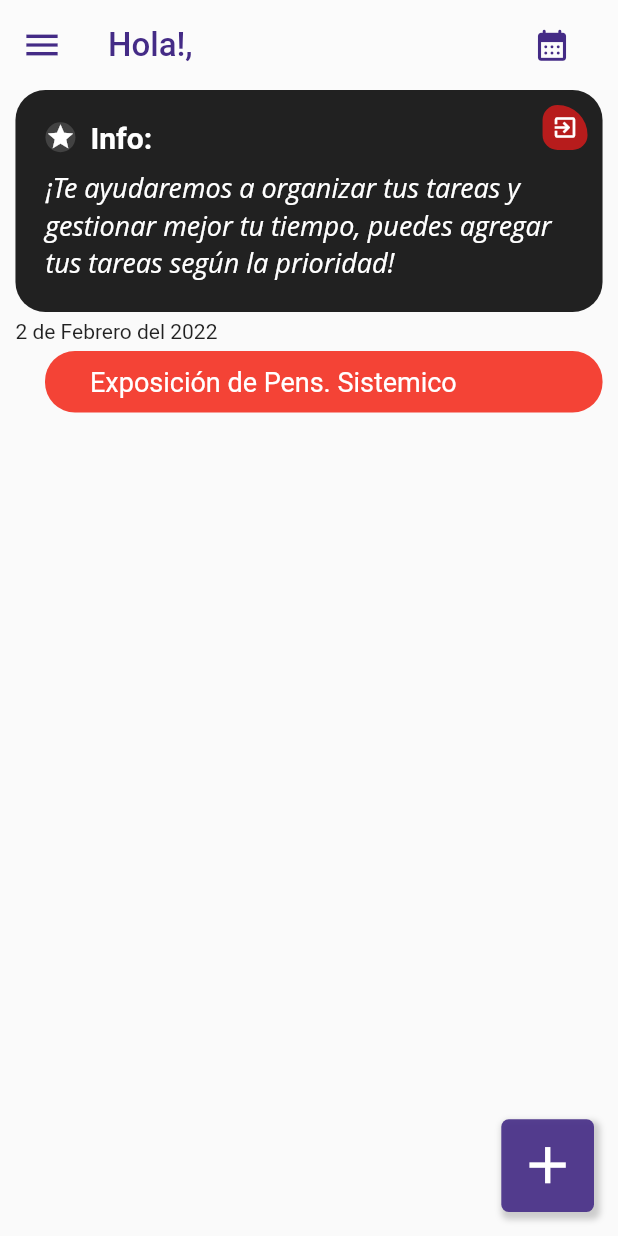
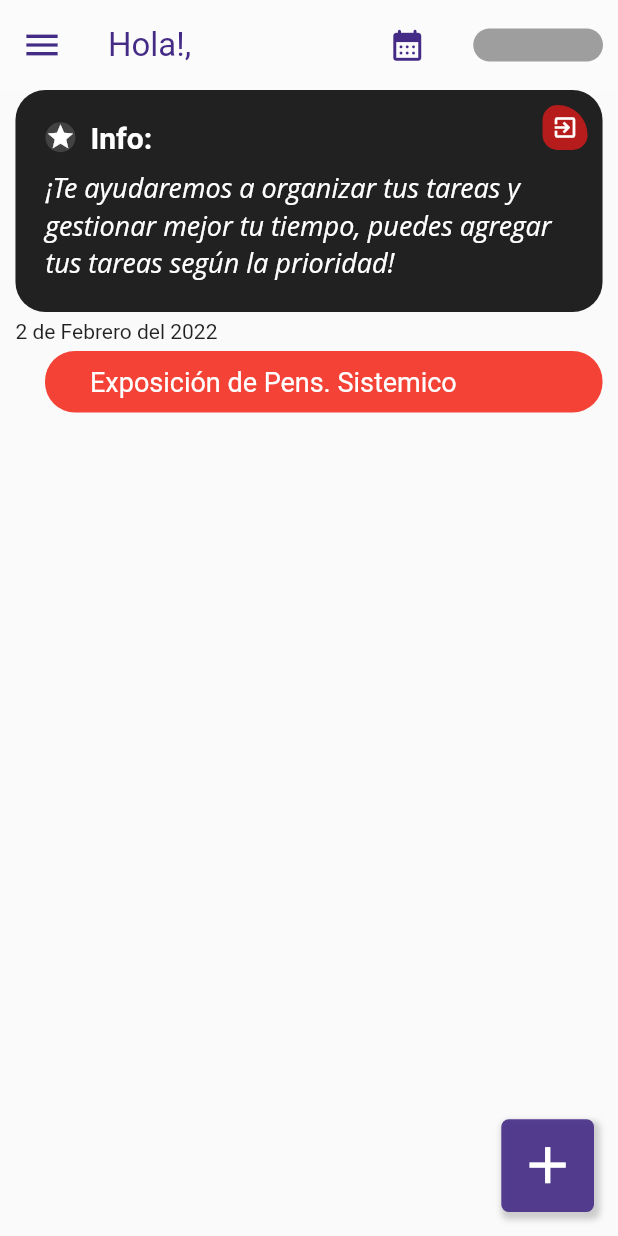
Before and after one commit to kevinlakb/Devsign, a Flutter app: the HomeScreen screen opened by its route, on a phone screen of 412 x 824 dp. Run offline on Flutter 3.47's test engine with Material 2 defaults, Android fonts, the light colour scheme and no system bars; our stand-ins replace table_calendar; Roboto replaces fonts that are missing (Open Sans).

Commit message:
App_theme

```diff
--- a/lib/router/app_routes.dart
+++ b/lib/router/app_routes.dart
@@ -3,7 +3,7 @@ import 'package:entre_tiempos/models/menu_options.dart';
 import 'package:entre_tiempos/screens/screens.dart';
 
 class AppRoutes {
-  static const initialRoute = 'Home';
+  static const initialRoute = 'Login1';
 
   static final menuOptions = <MenuOption>[
     MenuOption(
--- a/lib/screens/home/home_screen.dart
+++ b/lib/screens/home/home_screen.dart
@@ -59,12 +59,12 @@ class _HomeScreenState extends State<HomeScreen> {
                 width: 20,
               )
             ],
-          )
+          ),
+          const AppBarAction(),
         ],
         title: Text('Hola!, $username',
             style: const TextStyle(
                 fontFamily: 'Roboto', fontSize: 22, color: AppTheme.primary)),
-        toolbarHeight: 60,
         elevation: 0,
       ),
       body: Column(
--- a/lib/screens/home/widgets/app_bar_action.dart
+++ b/lib/screens/home/widgets/app_bar_action.dart
@@ -1,13 +1,17 @@
 import 'package:flutter/material.dart';
 
-class AppBarAction extends StatelessWidget {
+class AppBarAction extends StatefulWidget {
   const AppBarAction({
     Key? key,
     //required int state,
   }) : //_state = state,
         super(key: key);
 
-  //final int _state;
+  @override
+  State<AppBarAction> createState() => _AppBarActionState();
+}
+
+class _AppBarActionState extends State<AppBarAction> {
 
   @override
   Widget build(BuildContext context) {
@@ -15,11 +19,11 @@ class AppBarAction extends StatelessWidget {
     return Center(
       child: Container(
         //duration: const Duration(milliseconds: 300),
-        margin: const EdgeInsets.all(10),
-        height: 20,
+        margin: const EdgeInsets.only(right: 10),
+        height: 22,
         width: size.width * 0.21,
         decoration: BoxDecoration(
-          color: Colors.white,
+          color: Colors.grey,
           borderRadius: BorderRadius.circular(12),
         ),
       ),
--- a/lib/themes/app_theme.dart
+++ b/lib/themes/app_theme.dart
@@ -11,6 +11,8 @@ class AppTheme {
 
       // AppBar Theme
       appBarTheme: const AppBarTheme(
+        toolbarHeight: 60,
+        titleTextStyle: TextStyle(fontSize: 22, fontFamily: 'Roboto'),
         color: primary,
         elevation: 2,
         //titleTextStyle: TextStyle(fontSize: 20, fontWeight: FontWeight.bold)
```
Also changed, not shown: lib/screens/music.dart (added, +25 -0 lines).
